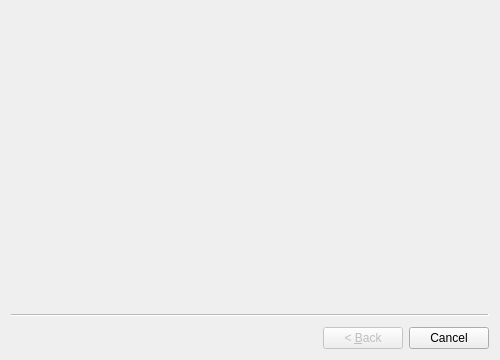
WooodHead/xtuple, file xtuple/trunk/guiclient/crmaccountMerge.ui: the form before one commit.
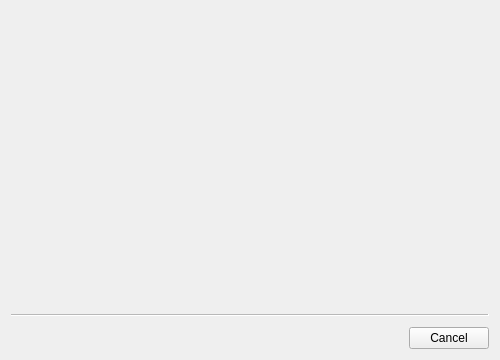
The form after the commit.

```diff
--- a/xtuple/trunk/guiclient/crmaccountMerge.ui
+++ b/xtuple/trunk/guiclient/crmaccountMerge.ui
@@ -14,7 +14,7 @@
    <string>Merge CRM Accounts</string>
   </property>
   <property name="options">
-   <set>QWizard::NoDefaultButton</set>
+   <set>QWizard::NoBackButtonOnStartPage|QWizard::NoDefaultButton</set>
   </property>
  </widget>
  <resources/>
```
